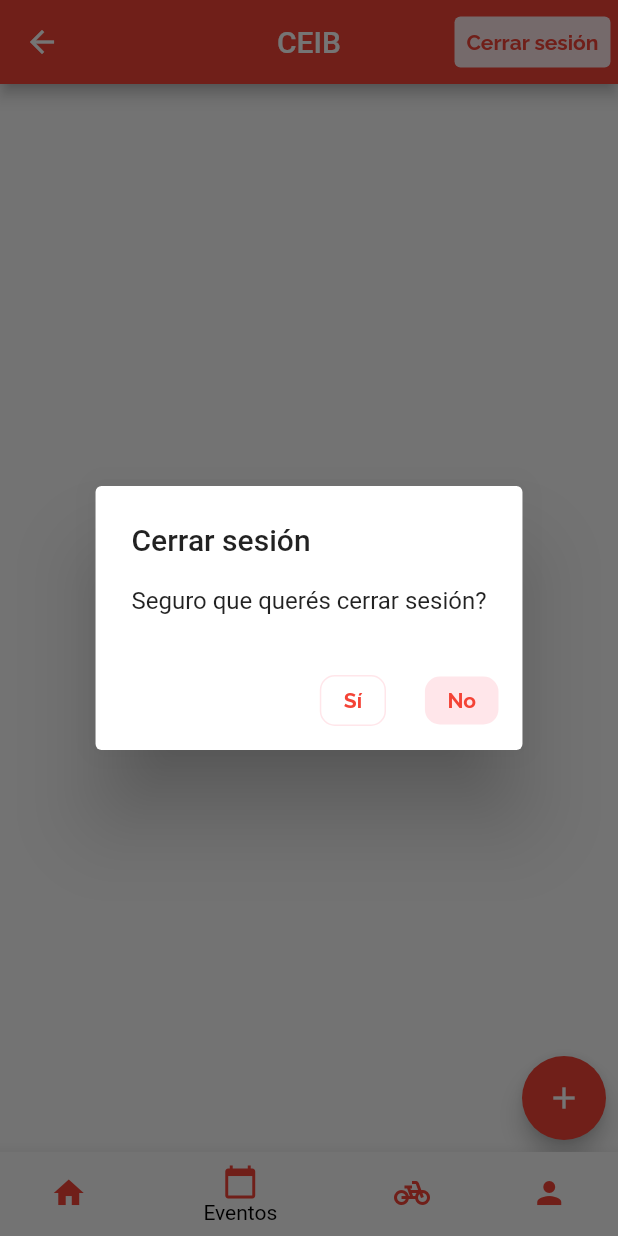
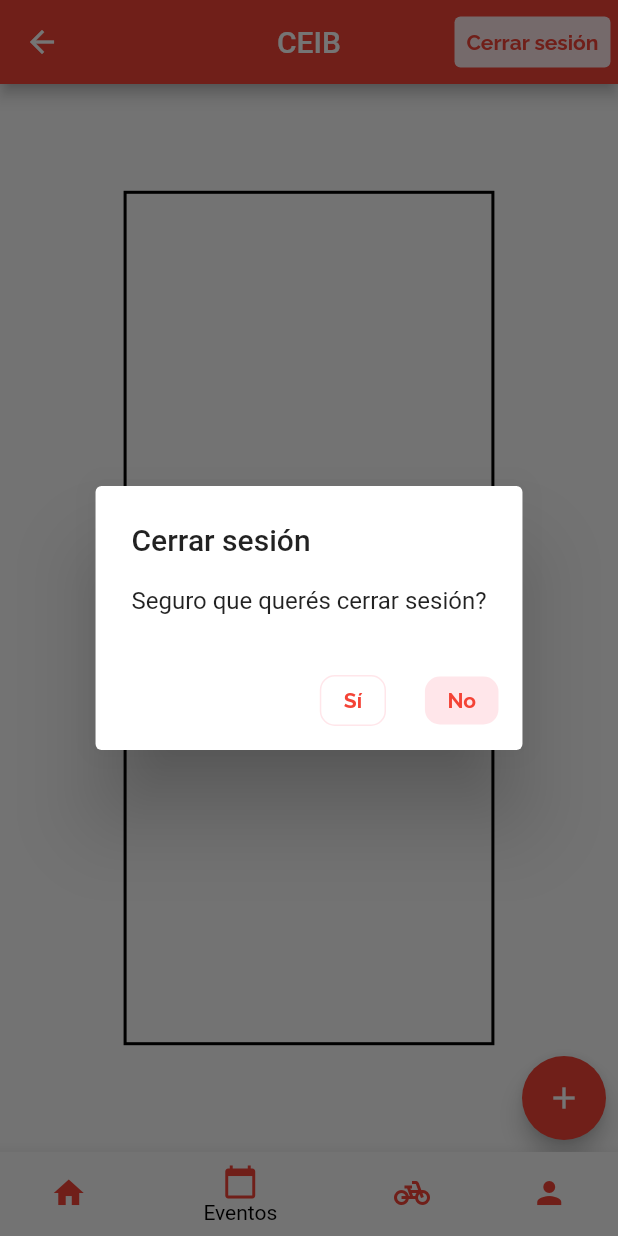
Before and after one commit to Fran-Mark/AppCEIB, a Flutter app: the MainScreen screen opened by its route, item 2 of the bottom bar chosen, after a tap on "Cerrar sesión", on a phone screen of 412 x 824 dp. Run offline on Flutter 3.47's test engine with Material 2 defaults, Android fonts, the light colour scheme and no system bars; our stand-ins replace cloud_firestore, date_field, firebase_auth, firebase_core, flutter_slidable, google_fonts; accounts and stored records are empty.

Commit message:
Funciona el eliminar del slider, trabajando en el editar y usando un widget builder comun para ediciony adicion de eventos

```diff
--- a/lib/main.dart
+++ b/lib/main.dart
@@ -1,5 +1,6 @@
 import 'package:ceib/auth/auth_service.dart';
 import 'package:ceib/auth/auth_wrapper.dart';
+import 'package:ceib/screens/edit_event_screen.dart';
 import 'package:ceib/screens/error_screen.dart';
 import 'package:ceib/providers/auth_service.dart';
 import 'package:ceib/screens/login_screen.dart';
@@ -57,6 +58,7 @@ class MyApp extends StatelessWidget {
                   MainScreen.routeName: (context) => MainScreen(),
                   ResetPasswordScreen.routeName: (context) =>
                       ResetPasswordScreen(),
+                  EditEvent.routeName: (context) => EditEvent(),
                 },
                 onUnknownRoute: (_) {
                   return MaterialPageRoute(builder: (_) => ErrorWidget());
--- a/lib/providers/events.dart
+++ b/lib/providers/events.dart
@@ -7,18 +7,6 @@ class Events with ChangeNotifier {
   final _eventsCollection = FirebaseFirestore.instance.collection('events');
   final _editorsCollection = FirebaseFirestore.instance.collection('editors');
 
-  List<Event> _items = [
-    Event(
-        id: "1",
-        title: 'Test Event',
-        description: "This is a test eent",
-        date: DateTime.now())
-  ];
-
-  List<Event> get items {
-    return [..._items];
-  }
-
   Future<bool> isEditor(String email) async {
     final _query = await _editorsCollection.doc(email).get();
 
@@ -26,6 +14,19 @@ class Events with ChangeNotifier {
       return true;
     else
       return false;
+  }
+
+  Future<String> deleteEvent(Event event, User user) async {
+    try {
+      final _isEditor = await isEditor(user.email!);
+      if (_isEditor) {
+        await _eventsCollection.doc('${event.id}').delete();
+        return "Borrado exitosamente";
+      } else
+        return "No tenés permisos para borrar";
+    } catch (e) {
+      return "Algo salió mal";
+    }
   }
 
   Future<String> addEvent(Event event, User user) async {
--- a/lib/screens/events_screen.dart
+++ b/lib/screens/events_screen.dart
@@ -1,9 +1,19 @@
+import 'package:ceib/helpers/helper_functions.dart';
+import 'package:ceib/providers/auth_service.dart';
+import 'package:ceib/providers/event.dart';
 import 'package:ceib/providers/events.dart';
+import 'package:ceib/screens/edit_event_screen.dart';
+import 'package:ceib/widgets/event_screen_builder.dart';
+import 'package:ceib/widgets/my_alert_dialog.dart';
 import 'package:ceib/widgets/event_item.dart';
 import 'package:cloud_firestore/cloud_firestore.dart';
+import 'package:firebase_auth/firebase_auth.dart';
+import 'package:flutter/foundation.dart';
 import 'package:flutter/material.dart';
 import 'package:flutter_slidable/flutter_slidable.dart';
+import 'package:google_fonts/google_fonts.dart';
 import 'package:provider/provider.dart';
+
 import '../providers/events.dart';
 
 class EventsScreen extends StatelessWidget {
@@ -11,36 +21,54 @@ class EventsScreen extends StatelessWidget {
 
   @override
   Widget build(BuildContext context) {
-    final eventsData = Provider.of<Events>(context);
+    final _eventsData = Provider.of<Events>(context);
+    final _user = Provider.of<AuthServices>(context).firebaseAuth.currentUser;
+
+    Future<void> _deleteEvent(Event event, User user) async {
+      final result = await _eventsData.deleteEvent(event, user);
+      Navigator.of(context).pop();
+      ScaffoldMessenger.of(context)
+          .showSnackBar(buildSnackBar(context: context, text: result));
+    }
+
     return Stack(alignment: AlignmentDirectional.bottomEnd, children: [
-      // RefreshIndicator(
-      //   onRefresh: () => _refreshEvents(context),
-      //   child: ListView.builder(
-      //       itemCount: eventsData.items.length,
-      //       itemBuilder: (_, index) => Column(
-      //             children: [
-      //               EventItem(
-      //                 id: eventsData.items[index].id,
-      //                 title: eventsData.items[index].title,
-      //                 description: eventsData.items[index].description,
-      //                 date: eventsData.items[index].date,
-      //                 isUrgent: eventsData.items[index].isUrgent,
-      //               ),
-      //               Divider()
-      //             ],
-      //           )),
-      // ),
       StreamBuilder(
           stream: FirebaseFirestore.instance.collection('events').snapshots(),
           builder: (context, AsyncSnapshot<QuerySnapshot> snapshot) {
-            if (!snapshot.hasData) return const CircularProgressIndicator();
-            if (snapshot.data == null) return Text("No hay docs");
+            if (!snapshot.hasData)
+              return Center(child: const CircularProgressIndicator.adaptive());
+            if (snapshot.data == null)
+              return Center(child: const CircularProgressIndicator.adaptive());
 
+            final _events = snapshot.data!.docs;
+            final _lenght = _events.length;
+            if (_lenght == 0)
+              return Center(
+                  child: FractionallySizedBox(
+                heightFactor: .8,
+                widthFactor: .6,
+                child: Container(
+                  decoration: BoxDecoration(
+                      border: Border.all(color: Colors.black, width: 2)),
+                  child: Center(
+                    child: Text(
+                      "No hay eventos",
+                      style: GoogleFonts.raleway(fontSize: 40),
+                    ),
+                  ),
+                ),
+              ));
             return ListView(
               physics: BouncingScrollPhysics(),
-              children: snapshot.data!.docs.map((e) {
+              children: _events.map((e) {
+                final _event = Event(
+                    id: e.id,
+                    title: e['title'],
+                    description: e['description'],
+                    date: DateTime.parse(e['date']),
+                    isUrgent: e['isUrgent']);
                 return Slidable(
-                  actionExtentRatio: 0.2,
+                  actionExtentRatio: 0.1,
                   secondaryActions: [
                     IconSlideAction(
                       caption: 'Cerrar',
@@ -52,22 +80,32 @@ class EventsScreen extends StatelessWidget {
                       caption: 'Editar',
                       color: Colors.blue,
                       icon: Icons.edit,
-                      onTap: () {},
+                      onTap: () {
+                        Navigator.of(context).pushNamed(EditEvent.routeName,
+                            arguments: passArgumentsToEdit(
+                                _event.title,
+                                _event.description,
+                                _event.date,
+                                _event.isUrgent));
+                      },
                     ),
                     IconSlideAction(
                       caption: 'Eliminar',
                       color: Colors.red,
                       icon: Icons.remove,
-                      onTap: () {},
+                      onTap: () => showDialog(
+                          context: context,
+                          builder: (context) {
+                            return MyAlertDialog(
+                              title: "Seguro que querés eliminarlo?",
+                              content: "surestuart",
+                              handler: () => _deleteEvent(_event, _user!),
+                            );
+                          }),
                     )
                   ],
                   actionPane: SlidableDrawerActionPane(),
-                  child: EventItem(
-                      id: e.id,
-                      title: e['title'],
-                      description: e['description'],
-                      date: DateTime.parse(e['date']),
-                      isUrgent: e['isUrgent']),
+                  child: EventItem(event: _event),
                 );
               }).toList(),
             );
@@ -77,7 +115,6 @@ class EventsScreen extends StatelessWidget {
         child: FloatingActionButton(
           onPressed: () {
             Navigator.of(context).pushNamed('/new-event');
-            print(eventsData.items.length);
           },
           child: Icon(Icons.add),
         ),
--- a/lib/widgets/logout_button.dart
+++ b/lib/widgets/logout_button.dart
@@ -1,4 +1,5 @@
 import 'package:ceib/providers/auth_service.dart';
+import 'package:ceib/widgets/my_alert_dialog.dart';
 import 'package:flutter/material.dart';
 import 'package:provider/provider.dart';
 
@@ -7,7 +8,13 @@ class LogOutButton extends StatelessWidget {
 
   @override
   Widget build(BuildContext context) {
-    final _user = Provider.of<AuthServices>(context);
+    final _authService = Provider.of<AuthServices>(context);
+
+    Future<void> _logOut(AuthServices authService) async {
+      await authService.logout();
+      Navigator.of(context).pop();
+    }
+
     return Padding(
         padding: const EdgeInsets.symmetric(vertical: 11, horizontal: 5),
         child: TextButton(
@@ -19,42 +26,10 @@ class LogOutButton extends StatelessWidget {
             showDialog(
                 context: context,
                 builder: (BuildContext context) {
-                  return AlertDialog(
-                    title: Text("Cerrar sesión"),
-                    content: Text("Seguro que querés cerrar sesión?"),
-                    actions: [
-                      TextButton(
-                          onPressed: () {
-                            _user.logout();
-                            Navigator.pop(context, 'Si');
-                          },
-                          child: Container(
-                              decoration: BoxDecoration(
-                                  borderRadius: BorderRadius.circular(10),
-                                  border: Border.all(
-                                      color: Color.fromRGBO(255, 230, 234, 1))),
-                              child: Padding(
-                                padding: const EdgeInsets.symmetric(
-                                    vertical: 8.0, horizontal: 15),
-                                child: Text("Sí"),
-                              ))),
-                      TextButton(
-                          onPressed: () {
-                            Navigator.pop(context, 'No');
-                          },
-                          child: Container(
-                            decoration: BoxDecoration(
-                                color: Color.fromRGBO(255, 230, 234, 1),
-                                borderRadius: BorderRadius.circular(10)),
-                            child: Padding(
-                              padding: const EdgeInsets.symmetric(
-                                  vertical: 8.0, horizontal: 15),
-                              child: Text(
-                                "No",
-                              ),
-                            ),
-                          ))
-                    ],
+                  return MyAlertDialog(
+                    title: "Cerrar sesión",
+                    content: "Seguro que querés cerrar sesión?",
+                    handler: () => _logOut(_authService),
                   );
                 });
           },
--- /dev/null
+++ b/lib/widgets/my_alert_dialog.dart
@@ -0,0 +1,48 @@
+import 'package:flutter/material.dart';
+
+class MyAlertDialog extends StatelessWidget {
+  MyAlertDialog({Key? key, this.title, this.content, this.handler})
+      : super(key: key);
+
+  final title;
+  final content;
+  final handler;
+
+  @override
+  Widget build(BuildContext context) {
+    return AlertDialog(
+      title: Text(title),
+      content: Text(content),
+      actions: [
+        TextButton(
+            onPressed: handler,
+            child: Container(
+                decoration: BoxDecoration(
+                    borderRadius: BorderRadius.circular(10),
+                    border:
+                        Border.all(color: Color.fromRGBO(255, 230, 234, 1))),
+                child: Padding(
+                  padding:
+                      const EdgeInsets.symmetric(vertical: 8.0, horizontal: 15),
+                  child: Text("Sí"),
+                ))),
+        TextButton(
+            onPressed: () {
+              Navigator.pop(context, 'No');
+            },
+            child: Container(
+              decoration: BoxDecoration(
+                  color: Color.fromRGBO(255, 230, 234, 1),
+                  borderRadius: BorderRadius.circular(10)),
+              child: Padding(
+                padding:
+                    const EdgeInsets.symmetric(vertical: 8.0, horizontal: 15),
+                child: Text(
+                  "No",
+                ),
+              ),
+            ))
+      ],
+    );
+  }
+}
```
Also changed, not shown: lib/helpers/helper_functions.dart (+10 -0 lines), lib/screens/edit_event_screen.dart (added, +26 -0 lines), lib/widgets/event_item.dart (+6 -16 lines), lib/widgets/event_screen_builder.dart (added, +168 -0 lines).
